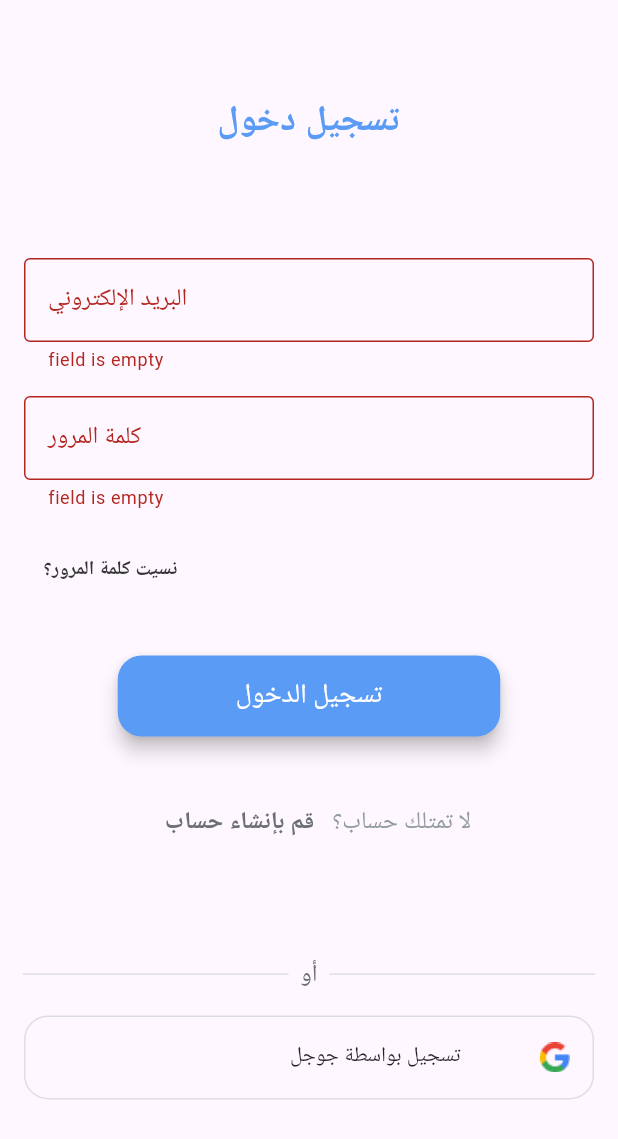
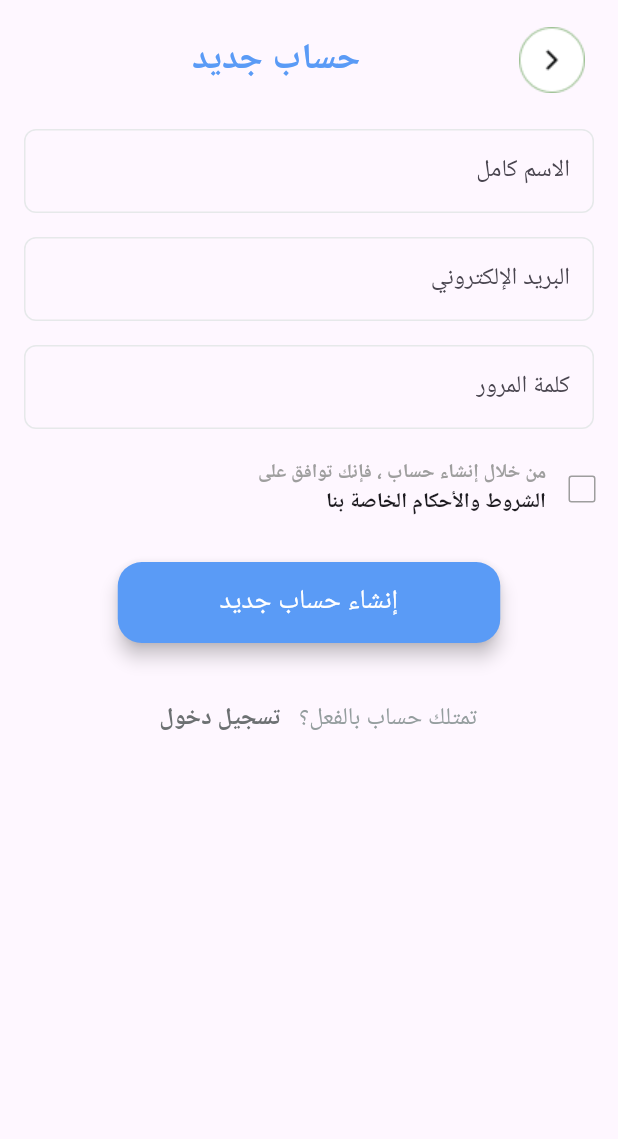
Before and after one commit to MohamedALshayeb/Khuta, a Flutter app: the screen it shows after launch, after a tap on the "arrow forward" icon, after a tap on "تسجيل الدخول", after a tap on "قم بإنشاء حساب", on a phone screen of 412 x 824 dp. Shown: the top 1139 px of the screen. Run offline on Flutter 3.47's test engine with Material 3 defaults, Android fonts, the phone set to English and light mode, and no system bars; our stand-ins replace go_router.

Commit message:
registration_view_UI

```diff
--- a/lib/constants.dart
+++ b/lib/constants.dart
@@ -3,3 +3,4 @@ import 'package:flutter/material.dart';
 const kPrimaryColor = Color(0xff5A9BF6);
 const kSoftColor = Color(0xffFAFAFA);
 const kLightGreyColor = Color(0xffDDDFDF);
+const kBlackGreyColor = Color(0xff333333);
--- a/lib/core/utils/assest_data.dart
+++ b/lib/core/utils/assest_data.dart
@@ -3,4 +3,5 @@ class AssetsData {
   static const String welcome2Img = 'assets/imgs/goods 1.png';
   static const String welcome3Img = 'assets/imgs/Group 3.png';
   static const String googleIcon = 'assets/imgs/Vector.png';
+  static const String arrowBackImgIcon = 'assets/imgs/Frame 36786.png';
 }
--- a/lib/core/utils/go_router_model.dart
+++ b/lib/core/utils/go_router_model.dart
@@ -1,4 +1,5 @@
 import 'package:go_router/go_router.dart';
+import 'package:khuta_app/features/auth/views/Register_view.dart';
 import 'package:khuta_app/features/auth/views/log_in_view.dart';
 import 'package:khuta_app/features/on_boarding/views/page_view.dart';
 import 'package:khuta_app/features/splash/views/spalsh_view.dart';
@@ -6,6 +7,7 @@ import 'package:khuta_app/features/splash/views/spalsh_view.dart';
 abstract class GoRouterModel {
   static const kOnBoarding = '/page_view';
   static const kNavigateToAuth = '/auth';
+  static const kNavigateToRegisterView = '/register_view';
   static final router = GoRouter(
     routes: [
       GoRoute(path: '/', builder: (context, state) => const SpalchView()),
@@ -14,6 +16,10 @@ abstract class GoRouterModel {
         builder: (context, state) => const PageViewWidget(),
       ),
       GoRoute(path: kNavigateToAuth, builder: (context, state) => LogInView()),
+      GoRoute(
+        path: kNavigateToRegisterView,
+        builder: (context, state) => RegisterView(),
+      ),
     ],
   );
 }
--- a/lib/core/widget/custom_text_form_field.dart
+++ b/lib/core/widget/custom_text_form_field.dart
@@ -4,13 +4,13 @@ import 'package:khuta_app/core/utils/styles.dart';
 class CustomTextFormField extends StatelessWidget {
   CustomTextFormField({
     super.key,
-    required this.hintText,
+
     this.obscureText = false,
     this.onChanged,
     required this.labelText,
   });
 
-  final String hintText, labelText;
+  final String labelText;
   final bool? obscureText;
 
   Function(String)? onChanged;
@@ -19,7 +19,7 @@ class CustomTextFormField extends StatelessWidget {
   @override
   Widget build(BuildContext context) {
     return Padding(
-      padding: const EdgeInsets.only(right: 16, left: 16),
+      padding: const EdgeInsets.only(right: 16, left: 16, bottom: 16),
       child: TextFormField(
         onChanged: onChanged,
         validator: (value) {
@@ -29,10 +29,11 @@ class CustomTextFormField extends StatelessWidget {
         },
         obscureText: obscureText!,
         decoration: InputDecoration(
-          labelText: labelText,
-          hintText: hintText,
+          label: Align(
+            alignment: Alignment.centerRight,
+            child: Text(labelText!),
+          ),
           hintStyle: Styles.textStyle13.copyWith(color: Colors.grey[400]),
-          hintTextDirection: TextDirection.rtl,
           border: OutlineInputBorder(),
           enabledBorder: outlineInputBorder(),
           focusedBorder: outlineInputBorder(),
--- a/lib/features/auth/views/log_in_view.dart
+++ b/lib/features/auth/views/log_in_view.dart
@@ -1,12 +1,11 @@
 import 'package:flutter/material.dart';
-import 'package:khuta_app/constants.dart';
-import 'package:khuta_app/core/utils/assest_data.dart';
+
 import 'package:khuta_app/core/utils/styles.dart';
 import 'package:khuta_app/core/widget/custom_text_form_field.dart';
 import 'package:khuta_app/features/auth/views/widgets/custom_auth_button.dart';
 import 'package:khuta_app/features/auth/views/widgets/custom_google_auth.dart';
 import 'package:khuta_app/features/auth/views/widgets/custom_is_forget_pass.dart';
-import 'package:khuta_app/features/auth/views/widgets/is_not_has_account_text.dart';
+import 'package:khuta_app/features/auth/views/widgets/custom_is_has_account_text_or_not.dart';
 import 'package:khuta_app/features/auth/views/widgets/or_text_divider.dart';
 
 class LogInView extends StatefulWidget {
@@ -39,28 +38,27 @@ class _LogInViewState extends State<LogInView> {
                   ),
                 ),
               ),
-              Padding(
-                padding: const EdgeInsets.only(top: 73, bottom: 16),
-                child: CustomTextFormField(
-                  onChanged: (value) {
-                    email = value;
-                  },
-                  hintText: 'البريد الإلكتروني',
-                  labelText: 'البريد الإلكتروني',
-                ),
+              SizedBox(height: 73),
+              CustomTextFormField(
+                onChanged: (value) {
+                  email = value;
+                },
+
+                labelText: 'البريد الإلكتروني',
               ),
               CustomTextFormField(
                 onChanged: (value) {
                   pass = value;
                 },
-                hintText: 'كلمة المرور',
+                // hintText: 'كلمة المرور',
                 labelText: 'كلمة المرور',
                 obscureText: true,
               ),
-              SizedBox(height: 16),
+              // SizedBox(height: 16),
               CustomTextIsForgetPass(),
               SizedBox(height: 33),
               CustomAuthButton(
+                textButtonAuth: 'تسجيل الدخول',
                 onPressed: () {
                   if (keyForm.currentState!.validate()) {
                     print('valid');
@@ -76,7 +74,10 @@ class _LogInViewState extends State<LogInView> {
               //     ],
               //   ),
               // ),
-              IsNotHasAccountText(),
+              CustomIsHasAccountTextOrNot(
+                isHasOrNotAnAccountText: 'لا تمتلك حساب؟',
+                buttonText: 'قم بإنشاء حساب',
+              ),
               SizedBox(height: MediaQuery.of(context).size.height * .08),
               OrTextDivider(),
               SizedBox(height: 16),
--- /dev/null
+++ b/lib/features/auth/views/register_view.dart
@@ -0,0 +1,64 @@
+import 'package:flutter/material.dart';
+import 'package:khuta_app/core/widget/custom_text_form_field.dart';
+import 'package:khuta_app/features/auth/views/widgets/custom_auth_button.dart';
+import 'package:khuta_app/features/auth/views/widgets/custom_check_box_conditions.dart';
+import 'package:khuta_app/features/auth/views/widgets/custom_is_has_account_text_or_not.dart';
+import 'package:khuta_app/features/auth/views/widgets/custom_register_appbar.dart';
+
+class RegisterView extends StatelessWidget {
+  RegisterView({super.key});
+  final GlobalKey<FormState> formKey = GlobalKey();
+  String? name, email, pass;
+  @override
+  Widget build(BuildContext context) {
+    return Scaffold(
+      body: SingleChildScrollView(
+        child: SafeArea(
+          child: Form(
+            key: formKey,
+            child: Column(
+              children: [
+                SizedBox(height: 16),
+                CustomRegisterAppBar(),
+                SizedBox(height: 22),
+                CustomTextFormField(
+                  labelText: 'الاسم كامل',
+                  onChanged: (val) {
+                    name = val;
+                  },
+                ),
+                CustomTextFormField(
+                  labelText: 'البريد الإلكتروني',
+                  onChanged: (val) {
+                    email = val;
+                  },
+                ),
+                CustomTextFormField(
+                  labelText: 'كلمة المرور',
+                  onChanged: (val) {
+                    pass = val;
+                  },
+                ),
+                CustomCheckBox(),
+                SizedBox(height: MediaQuery.of(context).size.height * .03),
+                CustomAuthButton(
+                  textButtonAuth: 'إنشاء حساب جديد',
+                  onPressed: () {
+                    if (formKey.currentState!.validate()) {
+                      print('valid Registeration');
+                    }
+                  },
+                ),
+                SizedBox(height: 26),
+                CustomIsHasAccountTextOrNot(
+                  isHasOrNotAnAccountText: 'تمتلك حساب بالفعل؟',
+                  buttonText: 'تسجيل دخول',
+                ),
+              ],
+            ),
+          ),
+        ),
+      ),
+    );
+  }
+}
--- a/lib/features/auth/views/widgets/custom_auth_button.dart
+++ b/lib/features/auth/views/widgets/custom_auth_button.dart
@@ -5,9 +5,15 @@ import 'package:khuta_app/constants.dart';
 import 'package:khuta_app/core/utils/styles.dart';
 
 class CustomAuthButton extends StatelessWidget {
-  CustomAuthButton({super.key, this.onPressed});
-  // final GlobalKey<FormState> formKey = GlobalKey<FormState>();
+  CustomAuthButton({
+    super.key,
+    required this.onPressed,
+    required this.textButtonAuth,
+  });
+
   void Function()? onPressed;
+
+  final String textButtonAuth;
   @override
   Widget build(BuildContext context) {
     return MaterialButton(
@@ -19,7 +25,7 @@ class CustomAuthButton extends StatelessWidget {
       // padding: const EdgeInsets.symmetric(horizontal: ),
       color: kPrimaryColor,
       onPressed: onPressed,
-      child: Text('تسجيل الدخول', style: Styles.textStyle18),
+      child: Text(textButtonAuth, style: Styles.textStyle18),
     );
   }
 }
--- /dev/null
+++ b/lib/features/auth/views/widgets/custom_check_box_conditions.dart
@@ -0,0 +1,50 @@
+import 'package:flutter/material.dart';
+import 'package:khuta_app/constants.dart';
+import 'package:khuta_app/core/utils/styles.dart';
+
+class CustomCheckBox extends StatefulWidget {
+  const CustomCheckBox({super.key});
+
+  @override
+  State<CustomCheckBox> createState() => _CustomCheckBoxState();
+}
+
+class _CustomCheckBoxState extends State<CustomCheckBox> {
+  bool checkBoxValue = false;
+  @override
+  Widget build(BuildContext context) {
+    return Row(
+      mainAxisAlignment: MainAxisAlignment.end,
+      children: [
+        Column(
+          crossAxisAlignment: CrossAxisAlignment.end,
+          children: [
+            Text(
+              'من خلال إنشاء حساب ، فإنك توافق على',
+              style: Styles.textStyle13.copyWith(
+                fontWeight: FontWeight.w600,
+                color: Colors.grey,
+              ),
+            ),
+            GestureDetector(
+              onTap: () {},
+              child: Text(
+                'الشروط والأحكام الخاصة بنا',
+                style: TextStyle(fontWeight: FontWeight.bold),
+              ),
+            ),
+          ],
+        ),
+        Checkbox(
+          side: BorderSide(color: Colors.grey),
+          activeColor: kPrimaryColor,
+          value: checkBoxValue,
+          onChanged: (val) {
+            checkBoxValue = val!;
+            setState(() {});
+          },
+        ),
+      ],
+    );
+  }
+}
--- /dev/null
+++ b/lib/features/auth/views/widgets/custom_is_has_account_text_or_not.dart
@@ -0,0 +1,35 @@
+import 'package:flutter/material.dart';
+import 'package:go_router/go_router.dart';
+import 'package:khuta_app/core/utils/go_router_model.dart';
+import 'package:khuta_app/core/utils/styles.dart';
+
+class CustomIsHasAccountTextOrNot extends StatelessWidget {
+  const CustomIsHasAccountTextOrNot({
+    super.key,
+    required this.isHasOrNotAnAccountText,
+    required this.buttonText,
+  });
+  final String isHasOrNotAnAccountText;
+  final String buttonText;
+  @override
+  Widget build(BuildContext context) {
+    return Row(
+      mainAxisAlignment: MainAxisAlignment.center,
+      children: [
+        TextButton(
+          onPressed: () {
+            GoRouter.of(context).push(GoRouterModel.kNavigateToRegisterView);
+          },
+          child: Text(
+            buttonText,
+            style: Styles.textstyle16.copyWith(fontWeight: FontWeight.w600),
+          ),
+        ),
+        Text(
+          isHasOrNotAnAccountText,
+          style: Styles.textstyle16.copyWith(color: Color(0xff949D9E)),
+        ),
+      ],
+    );
+  }
+}
--- /dev/null
+++ b/lib/features/auth/views/widgets/custom_register_appbar.dart
@@ -0,0 +1,33 @@
+import 'package:flutter/material.dart';
+import 'package:go_router/go_router.dart';
+import 'package:khuta_app/core/utils/assest_data.dart';
+import 'package:khuta_app/core/utils/styles.dart';
+
+class CustomRegisterAppBar extends StatelessWidget {
+  const CustomRegisterAppBar({super.key});
+
+  @override
+  Widget build(BuildContext context) {
+    return Row(
+      mainAxisAlignment: MainAxisAlignment.center,
+      children: [
+        SizedBox(width: 128),
+        Text(
+          'حساب جديد',
+          style: Styles.textstyle24.copyWith(fontWeight: FontWeight.w700),
+        ),
+        Spacer(),
+        MaterialButton(
+          onPressed: () {
+            GoRouter.of(context).pop();
+          },
+          child: Image.asset(
+            AssetsData.arrowBackImgIcon,
+            // height: 44,
+            // width: 44,
+          ),
+        ),
+      ],
+    );
+  }
+}
--- a/lib/features/auth/views/widgets/is_not_has_account_text.dart
+++ /dev/null
@@ -1,26 +0,0 @@
-import 'package:flutter/material.dart';
-import 'package:khuta_app/core/utils/styles.dart';
-
-class IsNotHasAccountText extends StatelessWidget {
-  const IsNotHasAccountText({super.key});
-
-  @override
-  Widget build(BuildContext context) {
-    return Row(
-      mainAxisAlignment: MainAxisAlignment.center,
-      children: [
-        TextButton(
-          onPressed: () {},
-          child: Text(
-            'قم بإنشاء حساب',
-            style: Styles.textstyle16.copyWith(fontWeight: FontWeight.w600),
-          ),
-        ),
-        Text(
-          'لا تمتلك حساب؟',
-          style: Styles.textstyle16.copyWith(color: Color(0xff949D9E)),
-        ),
-      ],
-    );
-  }
-}
```
Also changed, not shown: assets/imgs/Frame 36786.png (added).
